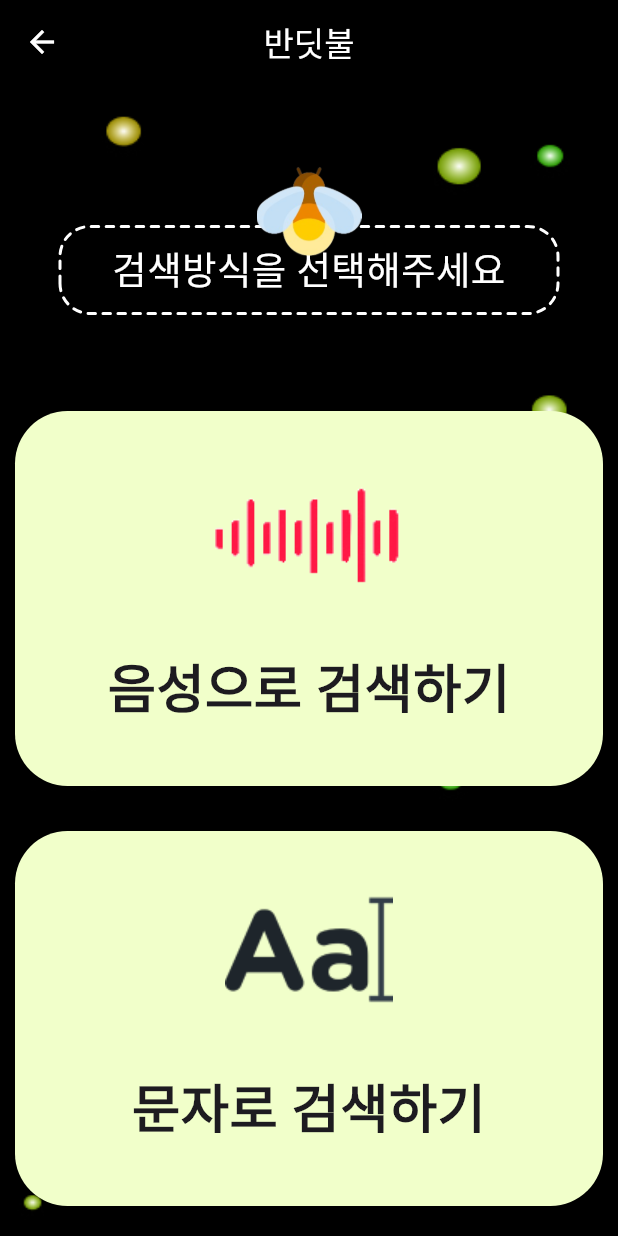
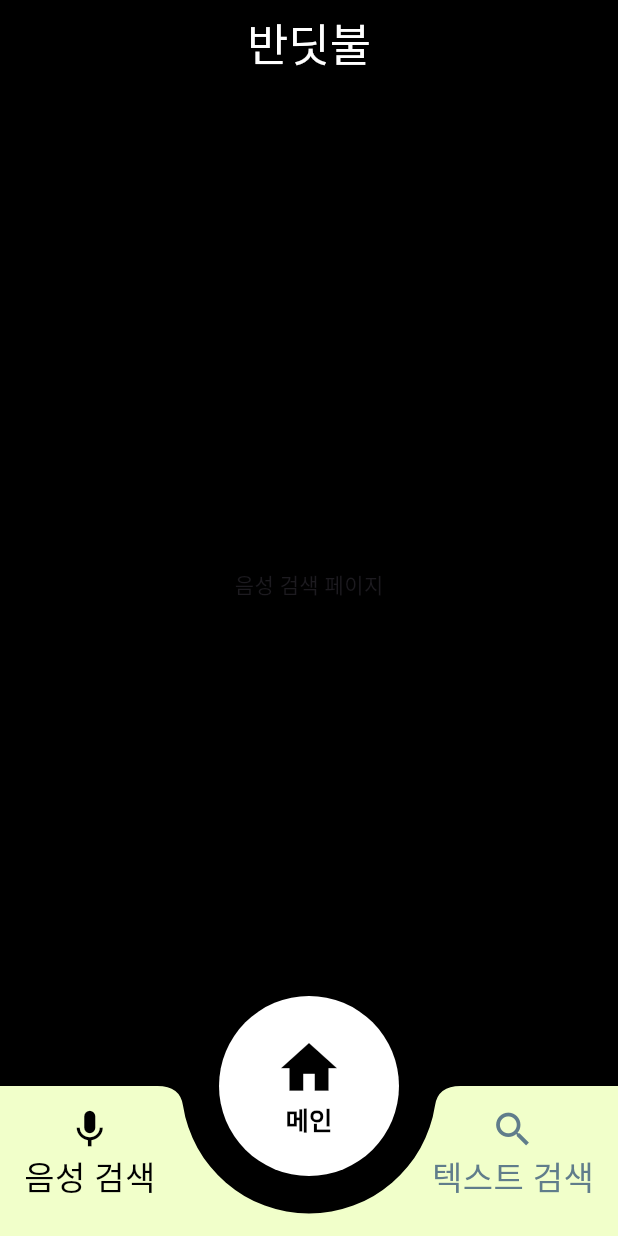
Before and after one commit to AucSuSu/banditbul, a Flutter app: the MainPage screen opened directly, after a tap on "음성으로 검색하기", on a phone screen of 412 x 824 dp. Run offline on Flutter 3.47's test engine with Material 3 defaults, Android fonts, the phone set to English and light mode, and no system bars; our stand-ins replace flutter_tts, get, location, path_drawing.

Commit message:
Feat: SearchPage Bottom Navigation 기능 구현 완료

```diff
--- a/frontend/application/lib/main.dart
+++ b/frontend/application/lib/main.dart
@@ -1,6 +1,8 @@
 import 'package:flutter/material.dart';
 import 'package:frontend/screens/main_page/main_page.dart';
-import 'package:frontend/util/nav_bar.dart';
+import 'package:frontend/screens/search_page/search_text_page.dart';
+import 'package:frontend/screens/search_page/search_voice_page.dart';
+import 'package:frontend/screens/search_page/widgets/search_nav_bar.dart';
 import 'package:get/get.dart';
 import 'package:get/get_navigation/get_navigation.dart';
 
@@ -26,10 +28,23 @@ void main() {
                 child: const Text('Main Page'),
               ),
               ElevatedButton(
-                  onPressed: () {
-                    Get.to(() => NavBar());
-                  },
-                  child: const Text('NavBar'))
+                onPressed: () {
+                  Get.to(() => SearchTextPage());
+                },
+                child: const Text('Search Text'),
+              ),
+              ElevatedButton(
+                onPressed: () {
+                  Get.to(() => SearchVoicePage());
+                },
+                child: const Text('Search Voice'),
+              ),
+              ElevatedButton(
+                onPressed: () {
+                  Get.to(() => SearchNavBar());
+                },
+                child: const Text('Search Nav Bar'),
+              ),
             ],
           ),
         ),
--- a/frontend/application/lib/screens/main_page/main_page.dart
+++ b/frontend/application/lib/screens/main_page/main_page.dart
@@ -1,7 +1,9 @@
 import 'package:flutter/material.dart';
 import 'package:flutter/widgets.dart';
+import 'package:frontend/screens/search_page/widgets/search_nav_bar.dart';
 import 'package:frontend/util/dotted_border_text.dart';
 import 'package:frontend/util/title_bar.dart';
+import 'package:get/get.dart';
 
 class MainPage extends StatelessWidget {
   const MainPage({super.key});
@@ -29,9 +31,6 @@ class MainPage extends StatelessWidget {
               Container(
                 margin: const EdgeInsets.fromLTRB(40, 45, 40, 50),
                 width: double.infinity,
-                // decoration: BoxDecoration(
-                //   border: Border.all(color: Colors.white, width: 2),
-                // ),
                 child: Stack(
                   children: [
                     Column(
@@ -67,14 +66,22 @@ class MainPage extends StatelessWidget {
                 margin: const EdgeInsets.fromLTRB(10, 0, 10, 20),
                 child: Column(
                   children: [
+                    // 버튼의 가장 큰 부분을 GestureDetector로 감싸서 클릭 이벤트를 추가
                     GestureDetector(
                       onTap: () {
+                        // 버튼을 클릭했을 때 수행하는 동작
                         print('음성으로 검색하기 버튼 클릭');
+                        Get.to(
+                          () => SearchNavBar(
+                            initialIndex: 0,
+                          ),
+                        );
                       },
                       child: Container(
                         decoration: BoxDecoration(
                           color: Color(0xffF1FFCA),
-                          borderRadius: BorderRadius.circular(35),
+                          borderRadius:
+                              BorderRadius.circular(35), // 버튼을 둥글게 만들기 위한 속성
                         ),
                         width: double.infinity,
                         height: 250,
@@ -101,14 +108,20 @@ class MainPage extends StatelessWidget {
                       ),
                     ),
                     SizedBox(height: 30),
+                    // 버튼의 가장 큰 부분을 GestureDetector로 감싸서 클릭 이벤트를 추가
                     GestureDetector(
                       onTap: () {
+                        // 버튼을 클릭했을 때 수행하는 동작
                         print('문자로 검색하기 버튼 클릭');
+                        Get.to(
+                          () => SearchNavBar(initialIndex: 1),
+                        );
                       },
                       child: Container(
                         decoration: BoxDecoration(
                           color: Color(0xffF1FFCA),
-                          borderRadius: BorderRadius.circular(35),
+                          borderRadius:
+                              BorderRadius.circular(35), // 버튼을 둥글게 만들기 위한 속성
                         ),
                         width: double.infinity,
                         height: 250,
--- /dev/null
+++ b/frontend/application/lib/screens/search_page/search_text_page.dart
@@ -0,0 +1,34 @@
+import 'package:flutter/material.dart';
+import 'package:frontend/util/title_bar.dart';
+
+class SearchTextPage extends StatefulWidget {
+  const SearchTextPage({super.key});
+
+  @override
+  _SearchTextPageState createState() => _SearchTextPageState();
+}
+
+class _SearchTextPageState extends State<SearchTextPage> {
+  @override
+  Widget build(BuildContext context) {
+    return Scaffold(
+      body: Column(
+        children: [
+          TitleBar(),
+          Expanded(
+            child: Container(
+              width: double.infinity,
+              color: Colors.black,
+              child: Column(
+                mainAxisAlignment: MainAxisAlignment.center,
+                children: const [
+                  Text('텍스트 검색 페이지'),
+                ],
+              ),
+            ),
+          ),
+        ],
+      ),
+    );
+  }
+}
--- /dev/null
+++ b/frontend/application/lib/screens/search_page/search_voice_page.dart
@@ -0,0 +1,34 @@
+import 'package:flutter/material.dart';
+import 'package:frontend/util/title_bar.dart';
+
+class SearchVoicePage extends StatefulWidget {
+  const SearchVoicePage({super.key});
+
+  @override
+  _SearchVoicePageState createState() => _SearchVoicePageState();
+}
+
+class _SearchVoicePageState extends State<SearchVoicePage> {
+  @override
+  Widget build(BuildContext context) {
+    return Scaffold(
+      body: Column(
+        children: [
+          TitleBar(),
+          Expanded(
+            child: Container(
+              width: double.infinity,
+              color: Colors.black,
+              child: Column(
+                mainAxisAlignment: MainAxisAlignment.center,
+                children: const [
+                  Text('음성 검색 페이지'),
+                ],
+              ),
+            ),
+          ),
+        ],
+      ),
+    );
+  }
+}
--- /dev/null
+++ b/frontend/application/lib/screens/search_page/widgets/search_nav_bar.dart
@@ -0,0 +1,128 @@
+import 'package:flutter/material.dart';
+import 'package:frontend/screens/main_page/main_page.dart';
+import 'package:frontend/screens/search_page/search_text_page.dart';
+import 'package:frontend/screens/search_page/search_voice_page.dart';
+import 'package:get/get.dart';
+
+class SearchNavBar extends StatefulWidget {
+  const SearchNavBar({super.key, this.initialIndex = 0});
+
+  final int initialIndex;
+
+  @override
+  _SearchNavBarState createState() => _SearchNavBarState();
+}
+
+class _SearchNavBarState extends State<SearchNavBar> {
+  late int _selectedIndex;
+  static List<Widget> _pages = <Widget>[
+    SearchVoicePage(), // Voice Search 페이지
+    SearchTextPage(), // Text Search 페이지
+  ];
+
+  @override
+  void initState() {
+    super.initState();
+    _selectedIndex = widget.initialIndex;
+  }
+
+  void _onItemTapped(int index) {
+    setState(() {
+      _selectedIndex = index;
+    });
+  }
+
+  @override
+  Widget build(BuildContext context) {
+    return Scaffold(
+      body: Center(
+        child: _pages.elementAt(_selectedIndex),
+      ),
+      floatingActionButton: Container(
+        // 홈 버튼을 감싸는 컨테이너
+        width: 120,
+        height: 120,
+        child: FloatingActionButton(
+          onPressed: () {
+            // 홈 버튼 클릭 시 호출될 메소드
+            Get.offAll(() => MainPage());
+          },
+          shape: RoundedRectangleBorder(
+            borderRadius: BorderRadius.circular(100),
+          ),
+          child: Column(
+            // 홈버튼 아이콘에 관한 코드
+            mainAxisSize: MainAxisSize.min, // Column 위젯이 필요한 만큼의 공간만 차지하도록 설정
+            mainAxisAlignment: MainAxisAlignment.center, // 자식을 중앙으로 정렬
+            children: [
+              Icon(
+                Icons.home,
+                size: 45,
+                color: Colors.black,
+              ),
+              Text(
+                '메인',
+                style: TextStyle(
+                  color: Colors.black,
+                  fontSize: 17,
+                  fontWeight: FontWeight.w700,
+                ),
+              )
+            ],
+          ), // 홈 아이콘
+          backgroundColor: Colors.white, // 홈 버튼의 배경 색
+        ),
+      ),
+      floatingActionButtonLocation:
+          FloatingActionButtonLocation.centerDocked, // 중앙에 위치시키기
+      bottomNavigationBar: Container(
+        height: 100,
+        color: Colors.black, // BottomAppBar와 Floating 버튼 사이의 색
+        child: BottomAppBar(
+          shape: CircularNotchedRectangle(), // 중앙에 노치를 만들기
+          notchMargin: 25.0,
+          color: Color(0xffF1FFCA), // BottomAppBar의 배경 색
+          child: Row(
+            mainAxisAlignment: MainAxisAlignment.spaceBetween,
+            children: List.generate(_pages.length + 1, (index) {
+              if (index == 1) {
+                // 중앙 홈 버튼 위치에는 공간을 만들어둡니다.
+                return SizedBox(width: 100); // FloatingActionButton의 공간을 만듭니다.
+              }
+              int tabIndex = index > 1 ? index - 1 : index; // 홈 버튼으로 인한 인덱스 조정
+              return InkWell(
+                onTap: () => _onItemTapped(tabIndex),
+                splashColor: Colors.transparent,
+                highlightColor: Colors.transparent,
+                child: Padding(
+                  padding: EdgeInsets.symmetric(vertical: 2.0),
+                  child: Column(
+                    children: <Widget>[
+                      // 인덱스에 따른 아이콘과 텍스트
+                      Icon(
+                        tabIndex == 0 ? Icons.mic : Icons.search,
+                        color: _selectedIndex == tabIndex
+                            ? Colors.black
+                            : Colors.blueGrey,
+                        size: 30,
+                      ),
+                      Text(
+                        tabIndex == 0 ? '음성 검색' : '텍스트 검색',
+                        style: TextStyle(
+                          color: _selectedIndex == tabIndex
+                              ? Colors.black
+                              : Colors.blueGrey,
+                          fontSize: 22,
+                        ),
+                      ),
+                    ],
+                  ),
+                ),
+              );
+            }),
+          ),
+        ),
+      ),
+    );
+  }
+}
--- a/frontend/application/lib/util/nav_bar.dart
+++ /dev/null
@@ -1,19 +0,0 @@
-import 'package:flutter/material.dart';
-
-class NavBar extends StatelessWidget {
-  const NavBar({super.key});
-
-  @override
-  Widget build(BuildContext context) {
-    // TODO: implement build
-    return Scaffold(
-      appBar: AppBar(
-        title: Text('NavBar'),
-        backgroundColor: Colors.blue,
-      ),
-      body: Center(
-        child: Text('NavBar'),
-      ),
-    );
-  }
-}
--- a/frontend/application/lib/util/title_bar.dart
+++ b/frontend/application/lib/util/title_bar.dart
@@ -14,8 +14,10 @@ class TitleBar extends StatelessWidget implements PreferredSizeWidget {
         '반딧불',
         style: TextStyle(
           color: Colors.white,
+          fontSize: 30,
         ),
       ),
+      automaticallyImplyLeading: false, // 뒤로가기 버튼 제거
     );
   }
 
```
